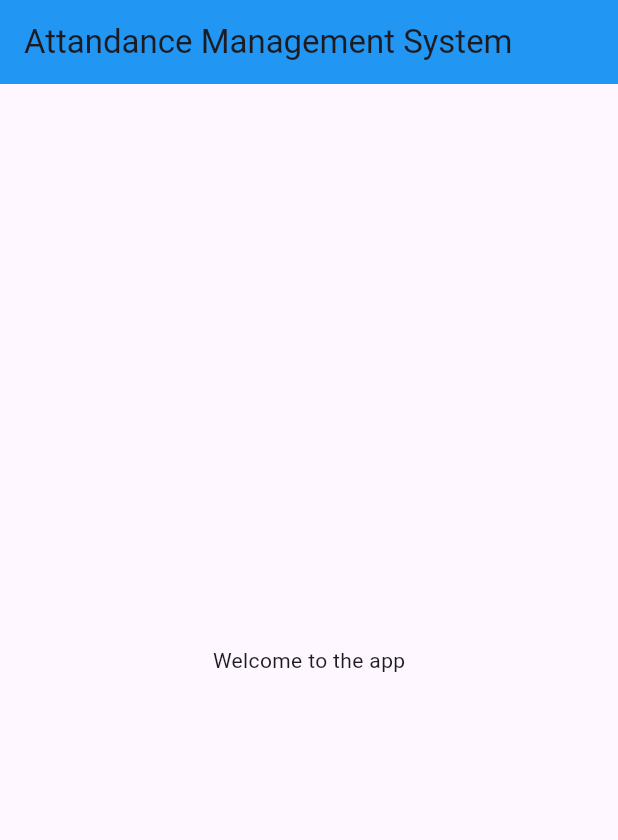
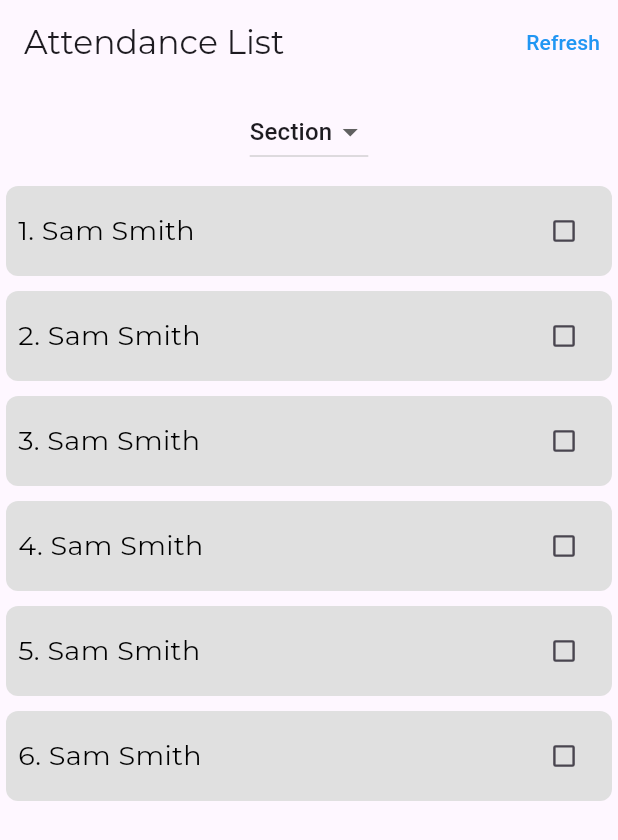
Before and after one commit to AMANSUTHAR19HMH/Attendance-Management-System-AMS-, a Flutter app: the screen it shows after launch, on a phone screen of 412 x 824 dp. Shown: the top 840 px of the screen. Run offline on Flutter 3.47's test engine with Material 3 defaults, Android fonts, the phone set to English and light mode, and no system bars; our stand-ins replace get, google_fonts, lottie.

Commit message:
attendense_screen, attendense_controller

```diff
--- /dev/null
+++ b/lib/controller/attendense_controller.dart
@@ -0,0 +1,30 @@
+import 'package:get/get.dart';
+
+class Student {
+  final int id;
+  final String name;
+  var isPresent = false.obs;
+
+  Student({required this.id, required this.name});
+}
+
+class AttendanceController extends GetxController {
+  var students = <Student>[
+    Student(id: 1, name: 'Sam Smith'),
+    Student(id: 2, name: 'Sam Smith'),
+    Student(id: 3, name: 'Sam Smith'),
+    Student(id: 4, name: 'Sam Smith'),
+    Student(id: 5, name: 'Sam Smith'),
+    Student(id: 6, name: 'Sam Smith'),
+  ].obs;
+
+  void toggleAttendance(int index) {
+    students[index].isPresent.value = !students[index].isPresent.value;
+  }
+
+  void refreshAttendance() {
+    for (var student in students) {
+      student.isPresent.value = false;
+    }
+  }
+}
--- a/lib/main.dart
+++ b/lib/main.dart
@@ -1,6 +1,7 @@
+import 'package:attendance_management_system_ams/screens/attendense_screen.dart';
 import 'package:flutter/material.dart';
-
-import 'splash.dart';
+import 'package:get/get_navigation/src/root/get_material_app.dart';
+import 'screens/splash.dart';
 
 void main() {
   runApp(MyApp());
@@ -9,13 +10,15 @@ void main() {
 class MyApp extends StatelessWidget {
   @override
   Widget build(BuildContext context) {
-    return MaterialApp(
+    return GetMaterialApp(
       debugShowCheckedModeBanner: false,
       initialRoute: '/',
       routes: {
         '/': (context) => splash(),
         '/Welcome': (context) => Welcome(),
+        '/AttendanceScreen': (context) => AttendanceScreen(),
       },
+      // home:splash()
     );
   }
 }
--- /dev/null
+++ b/lib/screens/attendense_screen.dart
@@ -0,0 +1,109 @@
+import 'package:attendance_management_system_ams/controller/attendense_controller.dart';
+import 'package:flutter/material.dart';
+import 'package:get/get.dart';
+import 'package:google_fonts/google_fonts.dart';
+
+class AttendanceScreen extends StatelessWidget {
+  final AttendanceController attendanceController =
+      Get.put(AttendanceController());
+
+  @override
+  Widget build(BuildContext context) {
+    return Scaffold(
+      appBar: AppBar(
+        title: Text('Attendance List', style: GoogleFonts.montserrat()),
+        actions: [
+          TextButton(
+            onPressed: () {
+              attendanceController.refreshAttendance();
+            },
+            child: Text(
+              'Refresh',
+              style: TextStyle(color: Colors.blue),
+            ),
+          ),
+        ],
+      ),
+      body: Column(
+        children: [
+          Padding(
+            padding: const EdgeInsets.all(8.0),
+            child: DropdownButton<String>(
+              value: 'Section',
+              items: <String>['Section'].map((String value) {
+                return DropdownMenuItem<String>(
+                  value: value,
+                  child: Text(value),
+                );
+              }).toList(),
+              onChanged: (_) {},
+            ),
+          ),
+          Expanded(
+            child: Obx(() {
+              return GridView.builder(
+                padding: const EdgeInsets.all(4.0),
+                gridDelegate: SliverGridDelegateWithFixedCrossAxisCount(
+                  crossAxisCount: 1,
+                  mainAxisExtent: 60,
+                  crossAxisSpacing: 4,
+                  mainAxisSpacing: 10,
+                ),
+                itemCount: attendanceController.students.length,
+                itemBuilder: (context, index) {
+                  final student = attendanceController.students[index];
+                  return GestureDetector(
+                    onTap: () {
+                      attendanceController.toggleAttendance(index);
+                    },
+                    child: Obx(() {
+                      return Container(
+                        decoration: BoxDecoration(
+                          color: student.isPresent.value
+                              ? Colors.black54
+                              : Colors.grey[300],
+                          borderRadius: BorderRadius.circular(8.0),
+                        ),
+                        child: Center(
+                          child: Padding(
+                            padding:
+                                const EdgeInsets.symmetric(horizontal: 8.0),
+                            child: Row(
+                              mainAxisAlignment: MainAxisAlignment.spaceBetween,
+                              children: [
+                                Text(
+                                  '${student.id}. ${student.name}',
+                                  style: GoogleFonts.montserrat(
+                                    fontSize: 18.0, // Increase font size
+                                    color: student.isPresent.value
+                                        ? Colors.white
+                                        : Colors.black,
+                                  ),
+                                  overflow: TextOverflow.ellipsis,
+                                ),
+                                Transform.scale(
+                                  scale: 0.8,
+                                  child: Checkbox(
+                                    value: student.isPresent.value,
+                                    onChanged: (value) {
+                                      attendanceController
+                                          .toggleAttendance(index);
+                                    },
+                                  ),
+                                ),
+                              ],
+                            ),
+                          ),
+                        ),
+                      );
+                    }),
+                  );
+                },
+              );
+            }),
+          ),
+        ],
+      ),
+    );
+  }
+}
--- a/lib/splash.dart
+++ b/lib/screens/splash.dart
@@ -1,6 +1,7 @@
 import 'dart:async';
-
+import 'package:attendance_management_system_ams/screens/attendense_screen.dart';
 import 'package:flutter/material.dart';
+import 'package:get/get.dart';
 import 'package:lottie/lottie.dart';
 
 class splash extends StatefulWidget {
@@ -15,12 +16,12 @@ class _SplashState extends State<splash> {
   }
 
   startTimer() {
-    var duration = Duration(milliseconds: 2100);
+    var duration = Duration(milliseconds: 20);
     return Timer(duration, route);
   }
 
   route() {
-    Navigator.pushReplacementNamed(context, '/Welcome');
+    Navigator.pushReplacementNamed(context, '/AttendanceScreen');
   }
 
   @override
--- a/pubspec.yaml
+++ b/pubspec.yaml
@@ -36,6 +36,9 @@ dependencies:
   # The following adds the Cupertino Icons font to your application.
   # Use with the CupertinoIcons class for iOS style icons.
   cupertino_icons: ^1.0.6
+  gettext: ^1.2.0
+  get: ^4.6.6
+  google_fonts: ^6.2.1
 
 dev_dependencies:
   flutter_test:
```
Also changed, not shown: lib/screens/Welcome.dart (renamed from lib/Welcome.dart), pubspec.lock, 1 other file.
